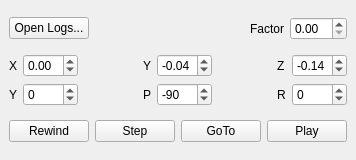
The window that basestation/logplayer.ui (wpfhtl/octocopter) describes before a commit, drawn with Qt 5.
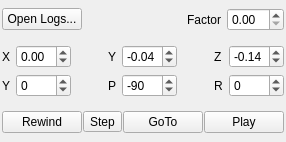
The same window after the commit.

Commit message:
- in simulation, generate integrated/nonintegrated poses - in logplayer, allow playing until a packet of a special type was processed - pidcontrollerwidget: wider columns - gnssdevice: use msec50 again - kopter: allow adding thrust depending on pitch/roll - sbfparser/pose: get velocities not from last pose, but directly from INS system
- now re-test controllers and find the d-bug.

Patch:
```diff
--- a/basestation/logplayer.ui
+++ b/basestation/logplayer.ui
@@ -6,20 +6,20 @@
    <rect>
     <x>0</x>
     <y>0</y>
-    <width>233</width>
-    <height>160</height>
+    <width>220</width>
+    <height>142</height>
    </rect>
   </property>
   <property name="sizePolicy">
-   <sizepolicy hsizetype="MinimumExpanding" vsizetype="MinimumExpanding">
+   <sizepolicy hsizetype="Maximum" vsizetype="Maximum">
     <horstretch>0</horstretch>
     <verstretch>0</verstretch>
    </sizepolicy>
   </property>
   <property name="minimumSize">
    <size>
-    <width>233</width>
-    <height>160</height>
+    <width>220</width>
+    <height>134</height>
    </size>
   </property>
   <property name="windowTitle">
@@ -36,6 +36,18 @@
     <enum>Qt::DefaultContextMenu</enum>
    </property>
    <layout class="QVBoxLayout" name="verticalLayout">
+    <property name="leftMargin">
+     <number>2</number>
+    </property>
+    <property name="topMargin">
+     <number>0</number>
+    </property>
+    <property name="rightMargin">
+     <number>2</number>
+    </property>
+    <property name="bottomMargin">
+     <number>0</number>
+    </property>
     <item>
      <layout class="QHBoxLayout" name="horizontalLayout">
       <item>
@@ -108,6 +120,12 @@
       </item>
       <item row="0" column="4">
        <widget class="QDoubleSpinBox" name="mSpinBoxLaserScannerY">
+        <property name="minimumSize">
+         <size>
+          <width>0</width>
+          <height>0</height>
+         </size>
+        </property>
         <property name="minimum">
          <double>-1.000000000000000</double>
         </property>
@@ -177,6 +195,12 @@
       </item>
       <item row="1" column="4">
        <widget class="QDoubleSpinBox" name="mSpinBoxLaserScannerPitch">
+        <property name="minimumSize">
+         <size>
+          <width>0</width>
+          <height>0</height>
+         </size>
+        </property>
         <property name="decimals">
          <number>0</number>
         </property>
@@ -247,15 +271,30 @@
     </item>
     <item>
      <layout class="QHBoxLayout" name="horizontalLayout_3">
+      <property name="spacing">
+       <number>1</number>
+      </property>
       <item>
        <widget class="QPushButton" name="mPushButtonRewind">
+        <property name="sizePolicy">
+         <sizepolicy hsizetype="MinimumExpanding" vsizetype="Fixed">
+          <horstretch>0</horstretch>
+          <verstretch>0</verstretch>
+         </sizepolicy>
+        </property>
         <property name="text">
          <string>Rewind</string>
         </property>
        </widget>
       </item>
       <item>
-       <widget class="QPushButton" name="mPushButtonStepForward">
+       <widget class="QToolButton" name="mPushButtonStepForward">
+        <property name="sizePolicy">
+         <sizepolicy hsizetype="MinimumExpanding" vsizetype="Fixed">
+          <horstretch>0</horstretch>
+          <verstretch>0</verstretch>
+         </sizepolicy>
+        </property>
         <property name="text">
          <string>Step</string>
         </property>
@@ -263,6 +302,12 @@
       </item>
       <item>
        <widget class="QPushButton" name="mPushButtonGoTo">
+        <property name="sizePolicy">
+         <sizepolicy hsizetype="MinimumExpanding" vsizetype="Fixed">
+          <horstretch>0</horstretch>
+          <verstretch>0</verstretch>
+         </sizepolicy>
+        </property>
         <property name="text">
          <string>GoTo</string>
         </property>
@@ -270,6 +315,12 @@
       </item>
       <item>
        <widget class="QPushButton" name="mPushButtonPlay">
+        <property name="sizePolicy">
+         <sizepolicy hsizetype="MinimumExpanding" vsizetype="Fixed">
+          <horstretch>0</horstretch>
+          <verstretch>0</verstretch>
+         </sizepolicy>
+        </property>
         <property name="text">
          <string>Play</string>
         </property>
```
The commit also changes 21 other files.
